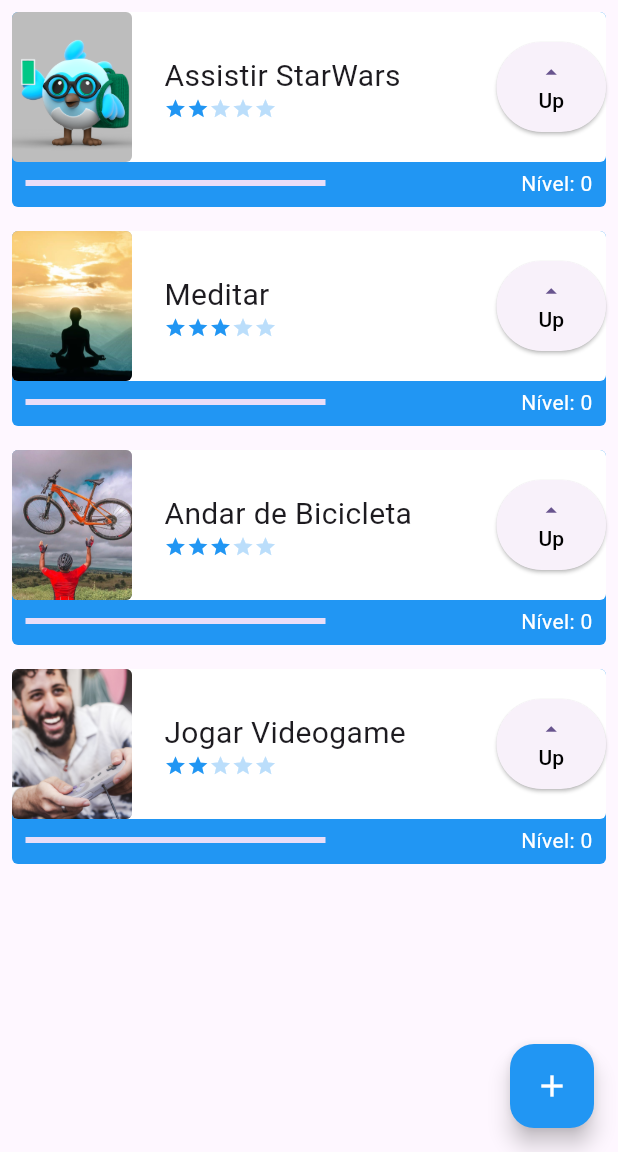
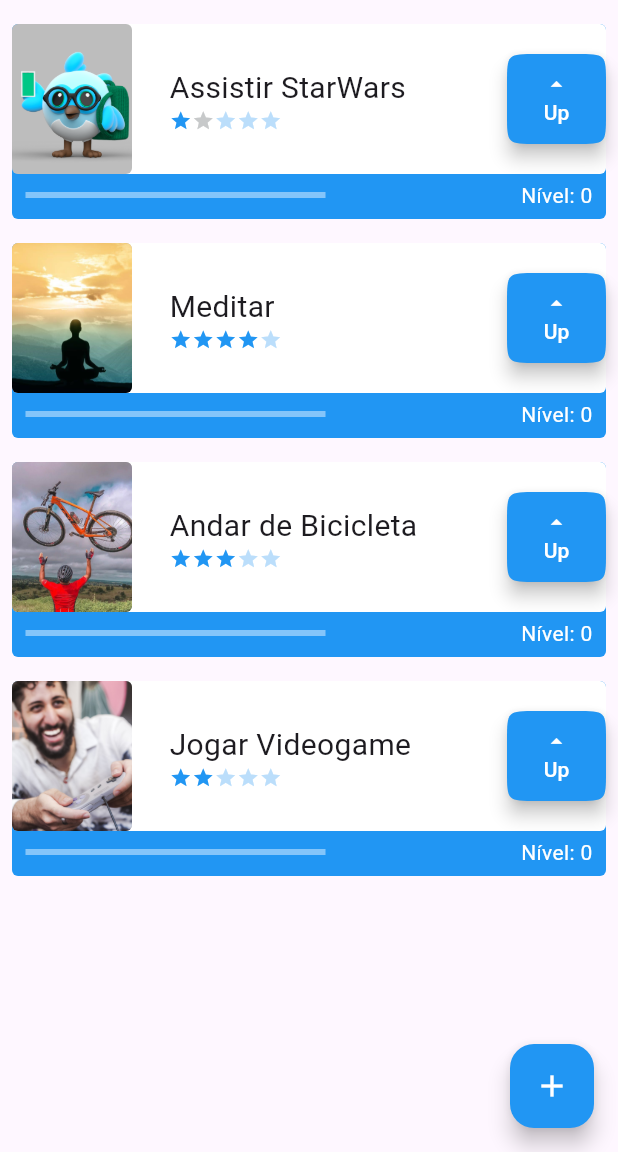
Before and after one commit to devdouglasa/app_tarefas, a Flutter app: the screen it shows after launch, on a phone screen of 412 x 824 dp, the part 84-1236 px from its top. Run offline on Flutter 3.47's test engine with Material 2 defaults, Android fonts, the phone set to English and light mode, and no system bars.

```diff
--- a/lib/components/task.dart
+++ b/lib/components/task.dart
@@ -1,18 +1,27 @@
 import 'package:flutter/material.dart';
 import 'package:my_app/components/difficulty.dart';
 
+// ignore: must_be_immutable
 class Task extends StatefulWidget {
   final String nameTask;
-  final String caminhoImagem;
-  final int dificuldade;
-  const Task(this.nameTask, this.caminhoImagem, this.dificuldade, {super.key});
+  final String photo;
+  final int difficulty;
+
+  Task(this.nameTask, this.difficulty, this.photo, {super.key});
+
+  int nivel = 0;
 
   @override
   State<Task> createState() => _TaskState();
 }
 
 class _TaskState extends State<Task> {
-  int nivel = 0;
+  bool assetOrNetwork() {
+    if (widget.photo.contains('http')) {
+      return false;
+    }
+    return true;
+  }
 
   @override
   Widget build(BuildContext context) {
@@ -46,12 +55,16 @@ class _TaskState extends State<Task> {
                       width: 80,
                       height: 100,
                       child: ClipRRect(
-                        borderRadius: BorderRadius.circular(4),
-                        child: Image.asset(
-                          widget.caminhoImagem,
-                          fit: BoxFit.cover,
-                        ),
-                      ),
+                          borderRadius: BorderRadius.circular(4),
+                          child: assetOrNetwork()
+                              ? Image.asset(
+                                  widget.photo,
+                                  fit: BoxFit.cover,
+                                )
+                              : Image.network(
+                                  widget.photo,
+                                  fit: BoxFit.cover,
+                                )),
                     ),
                     Column(
                       mainAxisAlignment: MainAxisAlignment.center,
@@ -65,13 +78,19 @@ class _TaskState extends State<Task> {
                                 fontSize: 20, overflow: TextOverflow.ellipsis),
                           ),
                         ),
-                        Difficulty(difficultyLevel: widget.dificuldade),
+                        Difficulty(difficultyLevel: widget.difficulty),
                       ],
                     ),
                     ElevatedButton(
+                        style: ElevatedButton.styleFrom(
+                            backgroundColor: Colors.blue,
+                            elevation: 5,
+                            fixedSize: const Size(66, 60),
+                            shape: ContinuousRectangleBorder(
+                                borderRadius: BorderRadius.circular(20))),
                         onPressed: () {
                           setState(() {
-                            nivel++;
+                            widget.nivel++;
                           });
                         },
                         child: const SizedBox(
@@ -81,10 +100,13 @@ class _TaskState extends State<Task> {
                             mainAxisAlignment: MainAxisAlignment.center,
                             crossAxisAlignment: CrossAxisAlignment.center,
                             children: [
-                              Icon(Icons.arrow_drop_up),
+                              Icon(
+                                Icons.arrow_drop_up,
+                                color: Colors.white,
+                              ),
                               Text(
                                 "Up",
-                                style: TextStyle(color: Colors.black),
+                                style: TextStyle(color: Colors.white),
                               ),
                             ],
                           ),
@@ -105,14 +127,16 @@ class _TaskState extends State<Task> {
                     SizedBox(
                       width: 200,
                       child: LinearProgressIndicator(
-                        color: Colors.red,
-                        value: (widget.dificuldade > 0)
-                            ? (nivel / widget.dificuldade) / 10
+                        color: Colors.white,
+                        backgroundColor:
+                            const Color.fromARGB(255, 132, 197, 250),
+                        value: (widget.difficulty > 0)
+                            ? (widget.nivel / widget.difficulty) / 10
                             : 1,
                       ),
                     ),
                     Text(
-                      "Nível: $nivel",
+                      "Nível: ${widget.nivel}",
                       style: const TextStyle(color: Colors.white),
                     ),
                   ],
@@ -125,17 +149,3 @@ class _TaskState extends State<Task> {
     );
   }
 }
-
-class DifficultyColors extends StatefulWidget {
-  const DifficultyColors({super.key});
-
-  @override
-  State<DifficultyColors> createState() => _DifficultyColorsState();
-}
-
-class _DifficultyColorsState extends State<DifficultyColors> {
-  @override
-  Widget build(BuildContext context) {
-    return Container();
-  }
-}
--- a/lib/data/tasks_inherited.dart
+++ b/lib/data/tasks_inherited.dart
@@ -7,14 +7,14 @@ class TasksInherited extends InheritedWidget {
   final Widget child;
 
   final List<Task> taskList = [
-    Task('Assistir StarWars', 'assets/img/aprender.png', 2),
-    Task('Meditar', 'assets/img/meditar.jpeg', 3),
-    Task('Andar de Bicicleta', 'assets/img/bicicleta.jpg', 3),
-    Task('Jogar Videogame', 'assets/img/jogar.jpg', 2),
+    Task('Assistir StarWars', 1, 'assets/img/aprender.png'),
+    Task('Meditar', 4, 'assets/img/meditar.jpeg'),
+    Task('Andar de Bicicleta', 3, 'assets/img/bicicleta.jpg'),
+    Task('Jogar Videogame', 2, 'assets/img/jogar.jpg'),
   ];
 
-  void newTask(String nameTask, String imagePath, int difficulty) {
-    taskList.add(Task(nameTask, imagePath, difficulty));
+  void newTask(String nameTask, int difficulty, String image) {
+    taskList.add(Task(nameTask, difficulty, image));
   }
 
   static TasksInherited? of(BuildContext context) {
--- a/lib/pages/home_page.dart
+++ b/lib/pages/home_page.dart
@@ -22,6 +22,7 @@ class _HomePageState extends State<HomePage> {
         ),
       ),
       body: ListView(
+        padding: const EdgeInsets.only(top: 8, bottom: 70),
         children: TasksInherited.of(context)!.taskList,
       ),
       floatingActionButton: FloatingActionButton(
@@ -30,7 +31,9 @@ class _HomePageState extends State<HomePage> {
           Navigator.push(
             context,
             MaterialPageRoute(
-              builder: (context) => const FormPage(),
+              builder: (contextNew) => FormPage(
+                taskContext: context,
+              ),
             ),
           );
         },
```
Also changed, not shown: lib/pages/form_page.dart (+33 -13 lines), lib/main.dart (line endings or trailing spaces), 1 other file.
